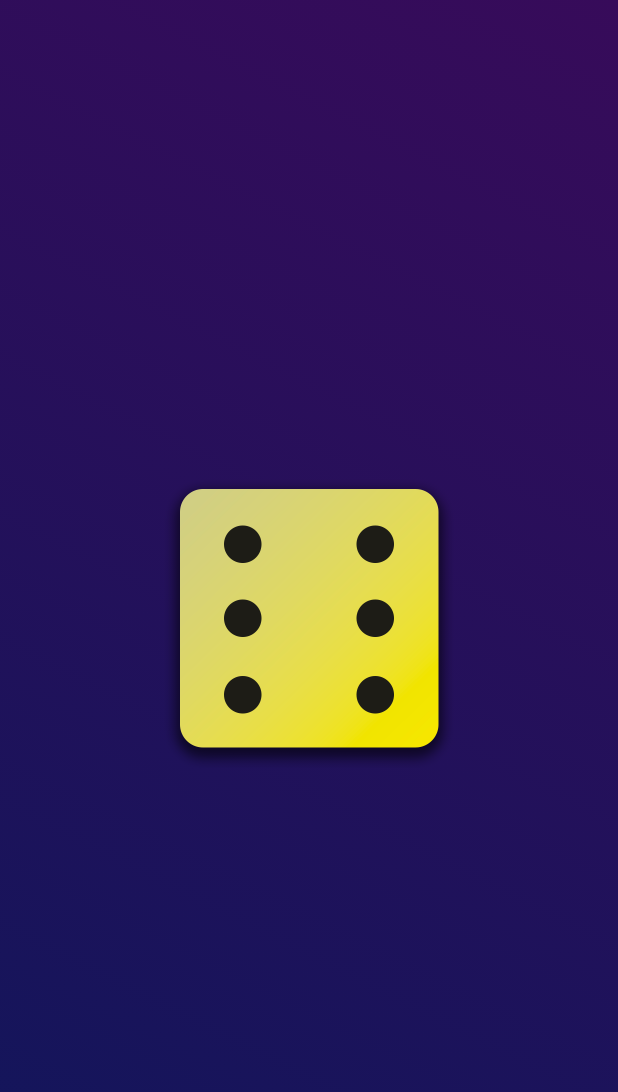
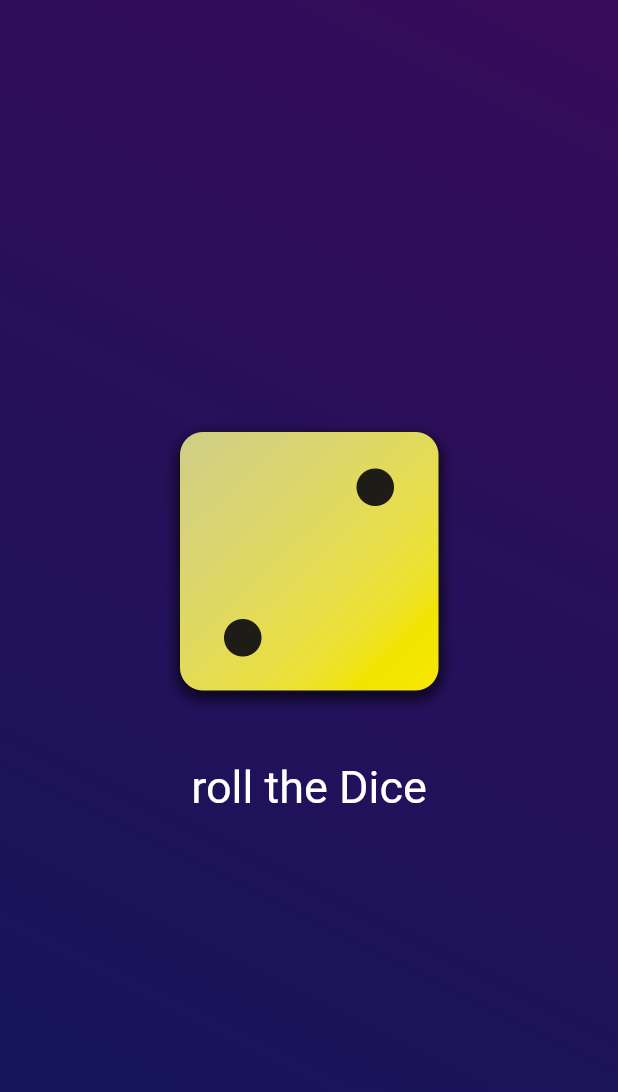
Before and after one commit to abdulvokhid1/flutter_firstapp, a Flutter app: the screen it shows after launch, on a phone screen of 412 x 824 dp. Shown: the top 1092 px of the screen. Run offline on Flutter 3.47's test engine with Material 2 defaults, Android fonts, the phone set to English and light mode, and no system bars.

```diff
--- /dev/null
+++ b/first_app/lib/dice_roller.dart
@@ -0,0 +1,42 @@
+import 'package:flutter/material.dart';
+
+class DiceRoller extends StatefulWidget {
+  const DiceRoller({super.key});
+
+  @override
+  State<DiceRoller> createState() {
+    return _DiceRollerState();
+  }
+}
+
+class _DiceRollerState extends State<DiceRoller> {
+  var activeDiceImage = 'assets/images/dice-2.png';
+
+  void rollDice() {
+    setState(() {
+      activeDiceImage = 'assets/images/dice-6.png';
+    });
+  }
+
+  @override
+  Widget build(context) {
+    return Column(
+      mainAxisSize: MainAxisSize.min,
+      children: [
+        Image.asset(
+          activeDiceImage,
+          width: 200,
+        ),
+        const SizedBox(
+          height: 25,
+        ),
+        TextButton(
+            onPressed: rollDice,
+            style: TextButton.styleFrom(
+                foregroundColor: Colors.white,
+                textStyle: const TextStyle(fontSize: 30)),
+            child: const Text('roll the Dice'))
+      ],
+    );
+  }
+}
--- a/first_app/lib/gradient_container.dart
+++ b/first_app/lib/gradient_container.dart
@@ -1,10 +1,12 @@
 import 'package:flutter/material.dart';
+import 'package:first_app/dice_roller.dart';
 // import 'package:first_app/styled_text.dart';
 
 class GradientContainer extends StatelessWidget {
   const GradientContainer(this.color1, this.color2, {super.key});
   final Color color1;
   final Color color2;
+
   @override
   Widget build(context) {
     return Container(
@@ -14,11 +16,9 @@ class GradientContainer extends StatelessWidget {
         begin: Alignment.topRight,
         end: Alignment.bottomLeft,
       )),
-      child: Center(
-          child: Image.asset(
-        'assets/images/dice-6.png',
-        width: 200,
-      )),
+      child: const Center(
+        child: DiceRoller(),
+      ),
     );
   }
 }
--- a/first_app/lib/main.dart
+++ b/first_app/lib/main.dart
@@ -3,7 +3,7 @@ import 'package:first_app/gradient_container.dart';
 
 void main() {
   runApp(
-    MaterialApp(
+    const MaterialApp(
       home: Scaffold(
         body: GradientContainer(
             Color.fromARGB(255, 55, 11, 90), Color.fromARGB(255, 17, 22, 91)),
--- a/first_app/lib/styled_text.dart
+++ b/first_app/lib/styled_text.dart
@@ -7,7 +7,7 @@ class StyledText extends StatelessWidget {
   Widget build(context) {
     return Text(
       text,
-      style: TextStyle(color: Colors.white, fontSize: 30),
+      style: const TextStyle(color: Colors.white, fontSize: 30),
     );
   }
 }
```
